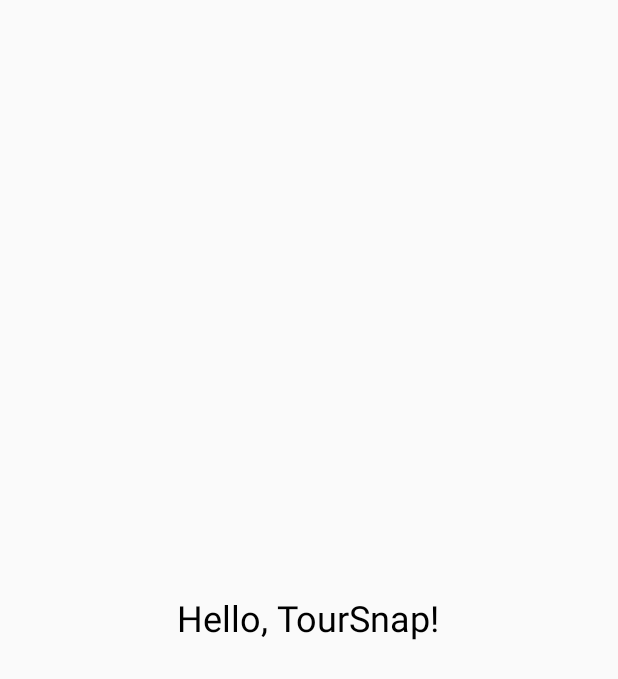
After one commit to Nijikasuki/TourSnap, an Android app built with Jetpack Compose: the layout activity_main.xml on its own in the app's theme, with its tools: preview values and no code run, on a phone screen of 412 x 824 dp. The commit adds this screen. Shown: the top 679 px of the screen. Run offline under Robolectric (Android 15) with nearby library versions, the phone set to English and light mode, and no system bars.

Commit message:
成功运行app，显示文字

```diff
--- a/app/src/main/java/com/example/toursnap/MainActivity.kt
+++ b/app/src/main/java/com/example/toursnap/MainActivity.kt
@@ -33,7 +33,7 @@ class MainActivity : ComponentActivity() {
 @Composable
 fun Greeting(name: String, modifier: Modifier = Modifier) {
     Text(
-        text = "Hello $name!",
+        text = "Hello $name!!",
         modifier = modifier
     )
 }
--- /dev/null
+++ b/app/src/main/res/layout/activity_main.xml
@@ -0,0 +1,14 @@
+<?xml version="1.0" encoding="utf-8"?>
+<RelativeLayout xmlns:android="http://schemas.android.com/apk/res/android"
+    android:layout_width="match_parent"
+    android:layout_height="match_parent">
+
+    <TextView
+        android:id="@+id/text_view"
+        android:layout_width="wrap_content"
+        android:layout_height="wrap_content"
+        android:text="Hello, TourSnap!"
+        android:layout_centerInParent="true"
+        android:textSize="24sp"
+        android:textColor="#000" />
+</RelativeLayout>
--- a/build.gradle.kts
+++ b/build.gradle.kts
@@ -2,4 +2,5 @@
 plugins {
     alias(libs.plugins.android.application) apply false
     alias(libs.plugins.kotlin.android) apply false
+    alias(libs.plugins.jetbrains.kotlin.kapt) apply false
 }
```
Also changed, not shown: app/build.gradle.kts (+8 -0 lines), gradle/libs.versions.toml (+8 -0 lines).
